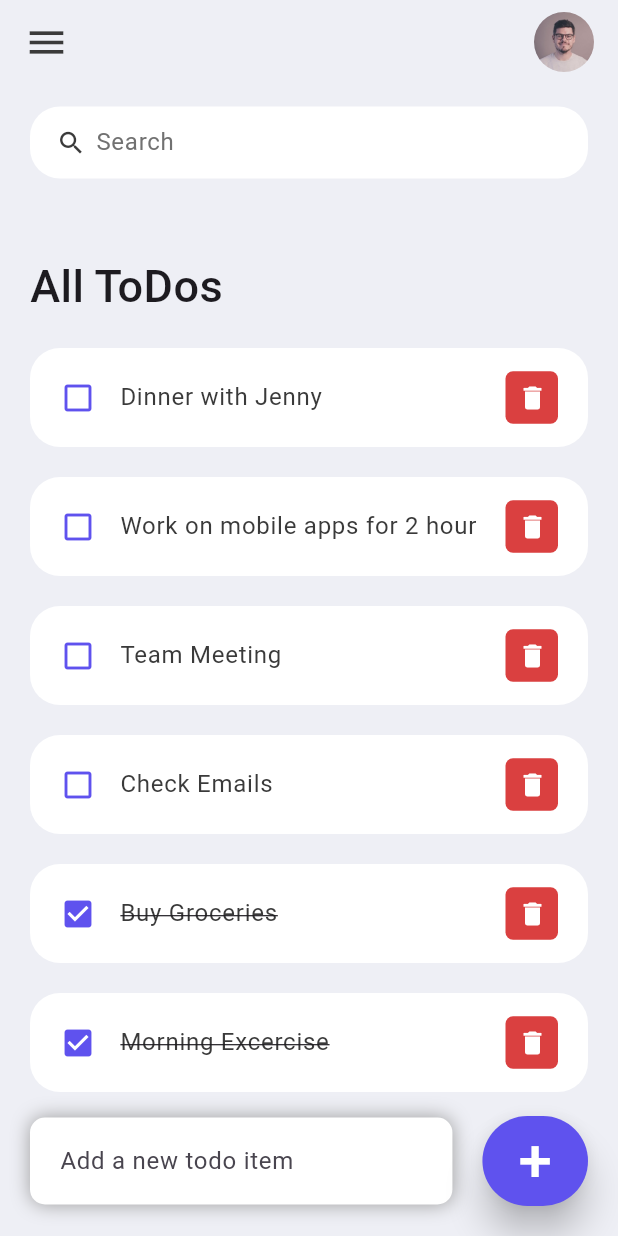
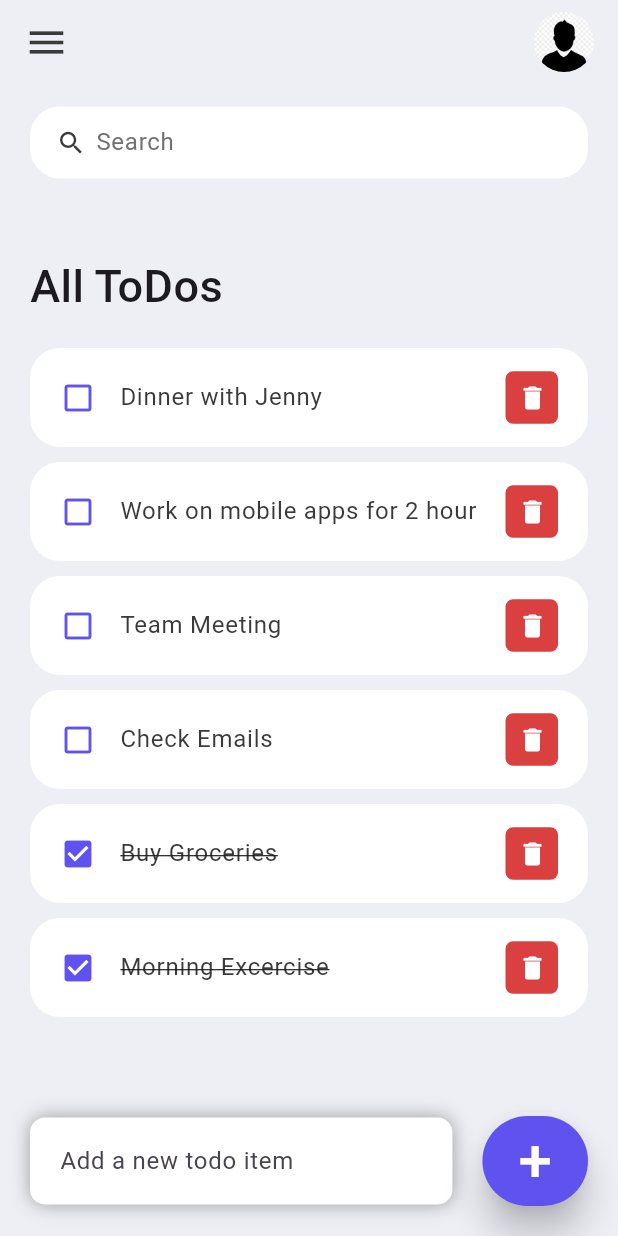
Before and after one commit to sahebbali/Todo_List_Flutter, a Flutter app: the screen it shows after launch, on a phone screen of 412 x 824 dp. Run offline on Flutter 3.47's test engine with Material 3 defaults, Android fonts, the phone set to English and light mode, and no system bars.

Commit message:
fixed some issue

```diff
--- a/todo_list/lib/screens/home.dart
+++ b/todo_list/lib/screens/home.dart
@@ -190,7 +190,7 @@ class _HomeState extends State<Home> {
             width: 40,
             child: ClipRRect(
               borderRadius: BorderRadius.circular(20),
-              child: Image.asset('assets/images/avatar.jpeg'),
+              child: Image.asset('assets/images/profile.png'),
             ),
           ),
         ],
--- a/todo_list/lib/widgets/todo_item.dart
+++ b/todo_list/lib/widgets/todo_item.dart
@@ -18,7 +18,7 @@ class ToDoItem extends StatelessWidget {
   @override
   Widget build(BuildContext context) {
     return Container(
-      margin: EdgeInsets.only(bottom: 20),
+      margin: EdgeInsets.only(bottom: 10),
       child: ListTile(
         onTap: () {
           // print('Clicked on Todo Item.');
```
Also changed, not shown: todo_list/assets/images/profile.png (added).
